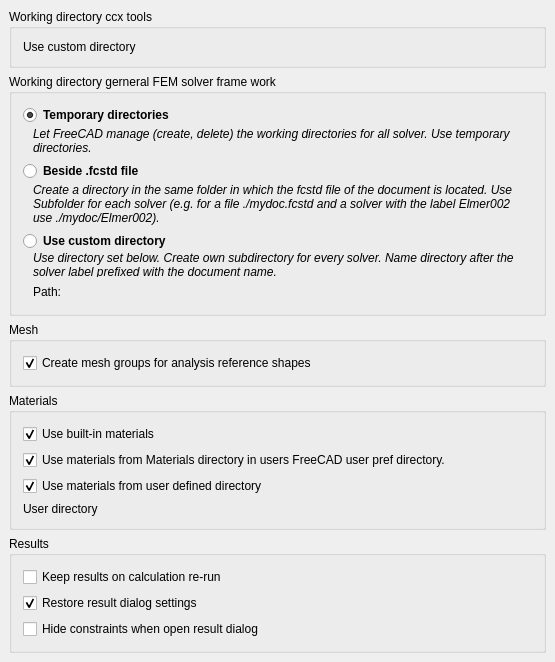
Qt form src/Mod/Fem/Gui/DlgSettingsFemGeneral.ui (berndhahnebach/All_FreeCAD) before a commit.
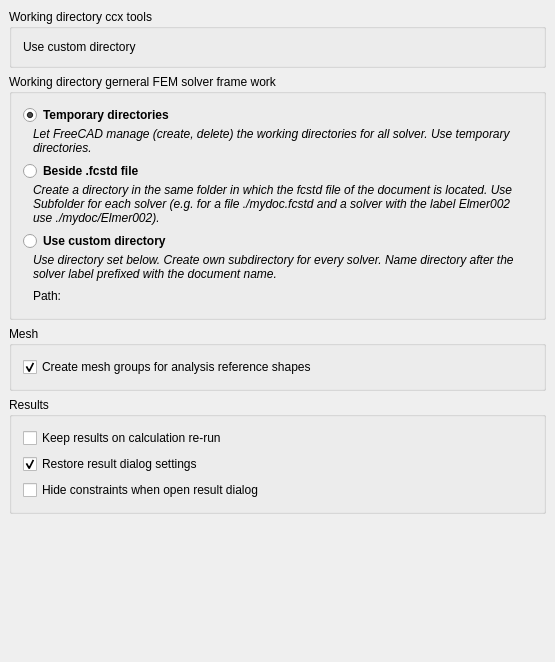
The same form after that commit. Custom widgets are drawn as their Qt base class.

Commit message: FEM: prefs, move material prefs from general tab into an own tab in FEM

Patch:
```diff
--- a/src/Mod/Fem/Gui/DlgSettingsFemGeneral.ui
+++ b/src/Mod/Fem/Gui/DlgSettingsFemGeneral.ui
@@ -344,115 +344,6 @@
        </layout>
       </widget>
      </item>
-     <item>
-      <widget class="QGroupBox" name="gb_4_materials">
-       <property name="title">
-        <string>Materials</string>
-       </property>
-       <layout class="QHBoxLayout" name="horizontalLayout_3">
-        <item>
-         <layout class="QVBoxLayout" name="verticalLayout_6">
-          <item>
-           <widget class="Gui::PrefCheckBox" name="cb_use_built_in_materials">
-            <property name="text">
-             <string>Use built-in materials</string>
-            </property>
-            <property name="checked">
-             <bool>true</bool>
-            </property>
-            <property name="prefEntry" stdset="0">
-             <cstring>UseBuiltInMaterials</cstring>
-            </property>
-            <property name="prefPath" stdset="0">
-             <cstring>Mod/Fem/General</cstring>
-            </property>
-           </widget>
-          </item>
-          <item>
-           <widget class="Gui::PrefCheckBox" name="cb_use_mat_from_config_dir">
-            <property name="text">
-             <string>Use materials from Materials directory in users FreeCAD user pref directory.</string>
-            </property>
-            <property name="checked">
-             <bool>true</bool>
-            </property>
-            <property name="prefEntry" stdset="0">
-             <cstring>UseMaterialsFromConfigDir</cstring>
-            </property>
-            <property name="prefPath" stdset="0">
-             <cstring>Mod/Fem/General</cstring>
-            </property>
-           </widget>
-          </item>
-          <item>
-           <widget class="Gui::PrefCheckBox" name="cb_use_mat_from_custom_dir">
-            <property name="text">
-             <string>Use materials from user defined directory</string>
-            </property>
-            <property name="checked">
-             <bool>true</bool>
-            </property>
-            <property name="prefEntry" stdset="0">
-             <cstring>UseMaterialsFromCustomDir</cstring>
-            </property>
-            <property name="prefPath" stdset="0">
-             <cstring>Mod/Fem/General</cstring>
-            </property>
-           </widget>
-          </item>
-          <item>
-           <layout class="QGridLayout" name="gridLayout">
-            <item row="1" column="1">
-             <widget class="Gui::PrefFileChooser" name="fc_custom_mat_dir" native="true">
-              <property name="enabled">
-               <bool>true</bool>
-              </property>
-              <property name="sizePolicy">
-               <sizepolicy hsizetype="Preferred" vsizetype="Preferred">
-                <horstretch>0</horstretch>
-                <verstretch>0</verstretch>
-               </sizepolicy>
-              </property>
-              <property name="baseSize">
-               <size>
-                <width>0</width>
-                <height>0</height>
-               </size>
-              </property>
-              <property name="prefEntry" stdset="0">
-               <cstring>CustomMaterialsDir</cstring>
-              </property>
-              <property name="mode">
-               <enum>Gui::FileChooser::Directory</enum>
-              </property>
-              <property name="prefPath" stdset="0">
-               <cstring>Mod/Fem/General</cstring>
-              </property>
-             </widget>
-            </item>
-            <item row="1" column="0">
-             <widget class="QLabel" name="l_custom_mat_dir">
-              <property name="enabled">
-               <bool>true</bool>
-              </property>
-              <property name="minimumSize">
-               <size>
-                <width>100</width>
-                <height>0</height>
-               </size>
-              </property>
-              <property name="text">
-               <string>User directory</string>
-              </property>
-             </widget>
-            </item>
-           </layout>
-          </item>
-         </layout>
-        </item>
-       </layout>
-      </widget>
-     </item>
      <item>
       <widget class="QGroupBox" name="gb_5_results">
        <property name="title">
```
Left out of the diff: 70 changed lines with no effect on the pictures. The commit also changes 6 other files.
